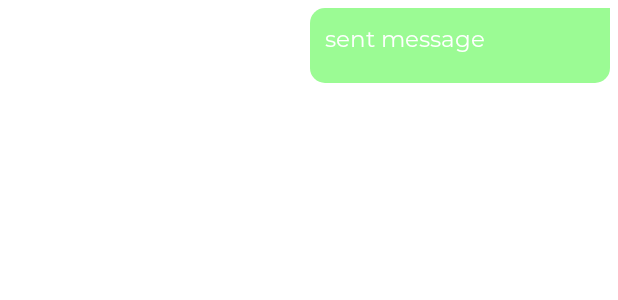
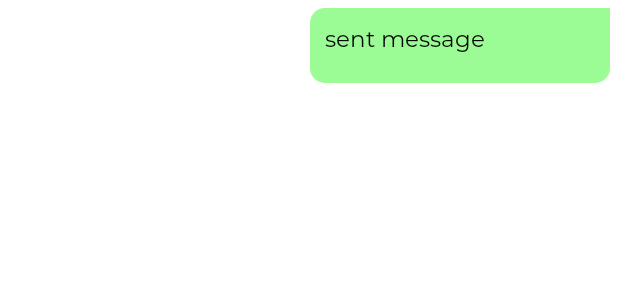
Before and after one commit to nasimncm/ChatDoctor, an Android app: the layout sent.xml on its own in the app's theme, with its tools: preview values and no code run, on a phone screen of 412 x 824 dp. Shown: the top 300 px of the screen. Run offline under Robolectric (Android 15) with nearby library versions, the phone set to English and light mode, and no system bars.

Commit message:
new changes to black

```diff
--- a/app/src/main/res/layout/sent.xml
+++ b/app/src/main/res/layout/sent.xml
@@ -13,7 +13,7 @@
         android:background="@drawable/sent_box"
         android:textSize="15sp"
         android:fontFamily="@font/montserrat_regular"
-        android:textColor="@color/white"
+        android:textColor="@color/black"
         app:layout_constraintEnd_toEndOf="parent"
         app:layout_constraintTop_toTopOf="parent"/>
 
```
